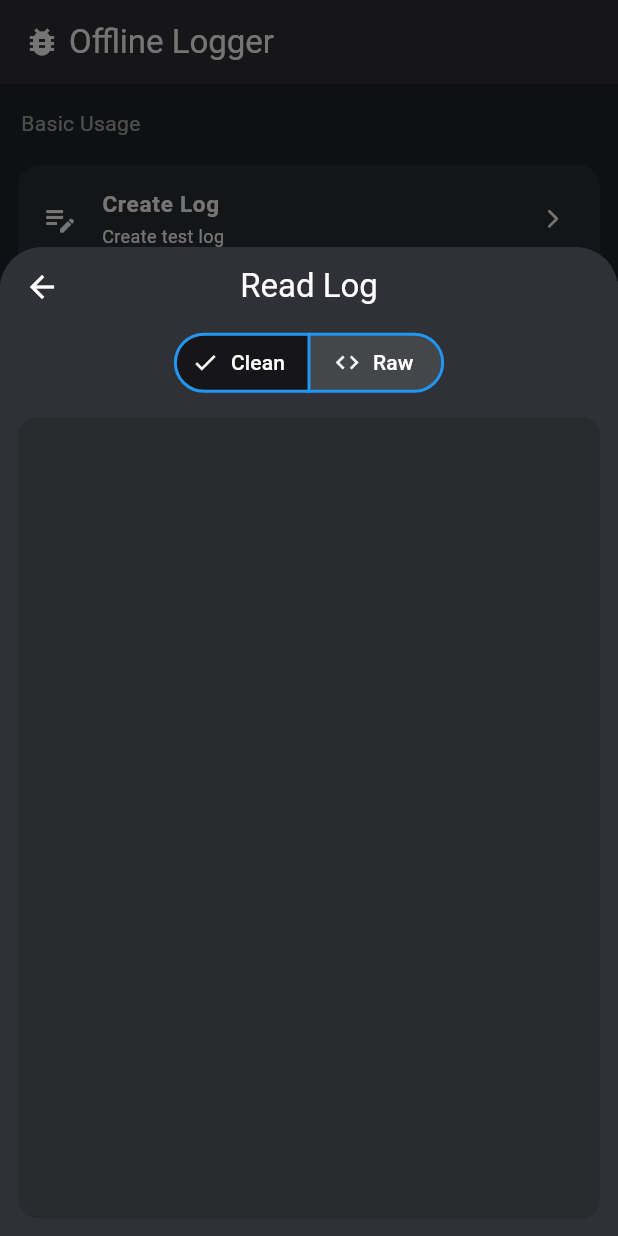
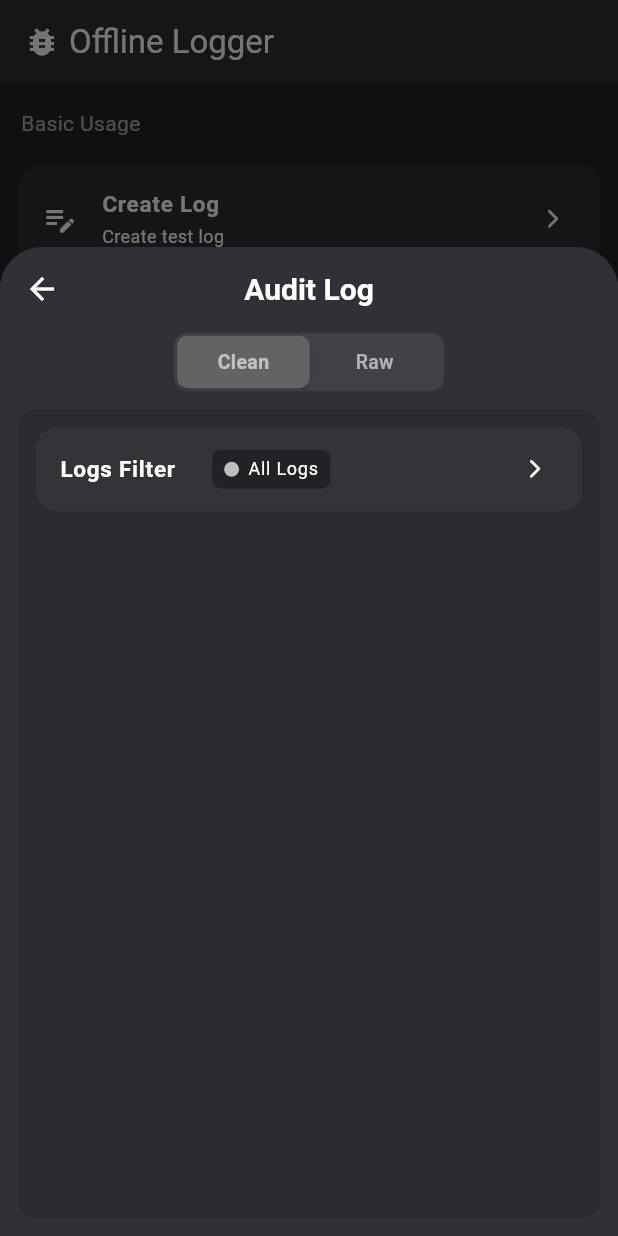
Before and after one commit to Muitsu/Offline-Logger, a Flutter app: the screen it shows after launch, after a tap on "Read Log", on a phone screen of 412 x 824 dp. Run offline on Flutter 3.47's test engine with Material 3 defaults, Android fonts, the light colour scheme and no system bars; our stand-ins replace logger, open_filex, share_plus; missing offline and left inert: flutter_logs.

Commit message:
add filter

```diff
--- a/lib/app-log/app_logger.dart
+++ b/lib/app-log/app_logger.dart
@@ -7,6 +7,8 @@ import 'package:offline_logs/app-log/log_data.dart';
 import 'package:path_provider/path_provider.dart';
 import 'package:share_plus/share_plus.dart';
 import 'package:open_filex/open_filex.dart';
+
+enum LogEnv { development, staging, production }
 
 class AppLogger {
   // 1. Singleton pattern implementation
@@ -22,16 +24,22 @@ class AppLogger {
   String? _logFileName;
   String? _saveLogPath;
   Logger? _logger;
+  LogEnv? _environment;
   final String _tag = "AppLogger";
+  bool _autoSave = false;
 
   // 2. Initialize the logger
   Future<void> initialize({
     String logFileName = "app_log",
     String saveLogPath = "AppLogs",
     int limitLogByte = 10 * 1024 * 1024,
+    LogEnv environment = LogEnv.development,
+    required bool autoSave,
   }) async {
     _logFileName = logFileName;
     _saveLogPath = saveLogPath;
+    _environment = environment;
+    _autoSave = autoSave;
     // Setup Logger
     _logger = Logger(
       printer: PrettyPrinter(
@@ -73,11 +81,11 @@ class AppLogger {
     String functionName, {
     String? tag,
     required dynamic msg,
-    bool saveLog = false,
+    bool? saveLog,
   }) async {
     if (_logFileName != null && _logger != null) {
       _logger!.d(msg);
-      if (!saveLog) return;
+      if (!(saveLog ?? _autoSave)) return;
       await FlutterLogs.logInfo(tag ?? _tag, functionName, msg.toString());
     }
     return;
@@ -87,11 +95,11 @@ class AppLogger {
     String functionName, {
     String? tag,
     required dynamic msg,
-    bool saveLog = false,
+    bool? saveLog,
   }) async {
     if (_logFileName != null && _logger != null) {
       _logger!.i(msg);
-      if (!saveLog) return;
+      if (!(saveLog ?? _autoSave)) return;
       await FlutterLogs.logInfo(tag ?? _tag, functionName, msg.toString());
     }
     return;
@@ -101,11 +109,11 @@ class AppLogger {
     String functionName, {
     String? tag,
     required dynamic msg,
-    bool saveLog = false,
+    bool? saveLog,
   }) async {
     if (_logFileName != null && _logger != null) {
       _logger!.w(msg);
-      if (!saveLog) return;
+      if (!(saveLog ?? _autoSave)) return;
       await FlutterLogs.logWarn(tag ?? _tag, functionName, msg.toString());
     }
     return;
@@ -115,11 +123,11 @@ class AppLogger {
     String functionName, {
     String? tag,
     required dynamic msg,
-    bool saveLog = false,
+    bool? saveLog,
   }) async {
     if (_logFileName != null && _logger != null) {
       _logger!.e(msg);
-      if (!saveLog) return;
+      if (!(saveLog ?? _autoSave)) return;
       await FlutterLogs.logError(tag ?? _tag, functionName, msg.toString());
     }
     return;
@@ -129,11 +137,11 @@ class AppLogger {
     String? tag,
     required String functionName,
     dynamic msg,
-    bool saveLog = false,
+    bool? saveLog,
   }) async {
     if (_logFileName != null && _logger != null) {
       _logger!.d(msg);
-      if (!saveLog) return;
+      if (!(saveLog ?? _autoSave)) return;
       await info(functionName, msg: msg);
     }
     return;
@@ -405,7 +413,9 @@ class AppLogger {
   }) async {
     try {
       final directory = await getExternalStorageDirectory();
-      final logsDirectory = Directory('${directory!.path}/$_saveLogPath');
+      final logsDirectory = Directory(
+        '${directory!.path}/$_saveLogPath/${_environment!.name}',
+      );
 
       if (!await logsDirectory.exists()) {
         warning(
--- /dev/null
+++ b/lib/filter_tile.dart
@@ -0,0 +1,93 @@
+import 'package:flutter/material.dart';
+
+enum AppLogFilter {
+  all(displayName: "All Logs", color: Colors.white70),
+  info(displayName: "Info Only", color: Color.fromARGB(255, 48, 99, 189)),
+  warning(
+    displayName: "Warning Only",
+    color: Color.fromARGB(255, 156, 121, 16),
+  ),
+  error(displayName: "Error Only", color: Color.fromARGB(255, 180, 44, 34));
+
+  const AppLogFilter({required this.displayName, required this.color});
+  final String displayName;
+  final Color color;
+
+  static AppLogFilter getLogByName(AppLogFilter filter) {
+    return AppLogFilter.values.firstWhere(
+      (element) => element == filter,
+      orElse: () => AppLogFilter.all,
+    );
+  }
+
+  static AppLogFilter getLogByString(String filter) {
+    return AppLogFilter.values.firstWhere(
+      (element) =>
+          element.displayName.toLowerCase().contains(filter.toLowerCase()),
+      orElse: () => AppLogFilter.all,
+    );
+  }
+}
+
+class FilterTile extends StatelessWidget {
+  final Widget? subtitle;
+  final Widget? leading;
+  final AppLogFilter selectedFilter;
+  final void Function()? onTap;
+  const FilterTile({
+    super.key,
+    this.subtitle,
+    this.leading,
+    this.onTap,
+    required this.selectedFilter,
+  });
+
+  @override
+  Widget build(BuildContext context) {
+    return Padding(
+      padding: const EdgeInsets.all(12),
+      child: ListTile(
+        leading: Text(
+          "Logs Filter  ",
+          style: TextStyle(fontWeight: FontWeight.bold, fontSize: 15),
+        ),
+        title: Row(
+          children: [
+            Container(
+              decoration: BoxDecoration(
+                color: Color(0xFF202225),
+                borderRadius: BorderRadius.circular(6),
+              ),
+              padding: EdgeInsets.symmetric(vertical: 4, horizontal: 8),
+              child: Row(
+                children: [
+                  Container(
+                    width: 10,
+                    height: 10,
+                    decoration: BoxDecoration(
+                      color: AppLogFilter.getLogByName(selectedFilter).color,
+                      shape: BoxShape.circle,
+                    ),
+                  ),
+                  SizedBox(width: 6),
+                  Text(
+                    selectedFilter.displayName,
+                    style: TextStyle(fontSize: 12),
+                  ),
+                ],
+              ),
+            ),
+          ],
+        ),
+        subtitle: subtitle,
+
+        trailing: Icon(Icons.arrow_forward_ios_rounded, size: 15),
+        tileColor: Colors.white.withValues(alpha: .05),
+        onTap: onTap,
+        shape: RoundedRectangleBorder(
+          borderRadius: BorderRadiusGeometry.circular(14),
+        ),
+      ),
+    );
+  }
+}
--- a/lib/main.dart
+++ b/lib/main.dart
@@ -4,7 +4,10 @@ import 'package:offline_logs/home.dart';
 
 Future<void> main() async {
   WidgetsFlutterBinding.ensureInitialized();
-  await AppLogger().initialize();
+  await AppLogger().initialize(
+    autoSave: false,
+    environment: LogEnv.development,
+  );
   runApp(const MyApp());
 }
 
--- a/lib/modal_sheet_view.dart
+++ b/lib/modal_sheet_view.dart
@@ -21,7 +21,14 @@ class ModalSheetView extends StatelessWidget {
       width: MediaQuery.sizeOf(context).width,
       child: Scaffold(
         appBar: AppBar(
-          title: Text(title),
+          title: Text(
+            title,
+            style: TextStyle(
+              color: Colors.white,
+              fontWeight: FontWeight.bold,
+              fontSize: 20,
+            ),
+          ),
           centerTitle: true,
           scrolledUnderElevation: 0,
           actions: actions,
--- a/lib/read_log_sheet.dart
+++ b/lib/read_log_sheet.dart
@@ -1,9 +1,28 @@
 import 'package:flutter/material.dart';
 import 'package:offline_logs/app-log/app_logger.dart';
 import 'package:offline_logs/app-log/log_data.dart';
+import 'package:offline_logs/filter_modal.dart';
+import 'package:offline_logs/filter_tile.dart';
+import 'package:offline_logs/log_tile.dart';
 import 'package:offline_logs/modal_sheet_view.dart';
+import 'package:flutter/cupertino.dart';
 
-enum ViewMode { clean, raw }
+enum ViewMode {
+  clean,
+  raw;
+
+  const ViewMode();
+  static Map<ViewMode, Widget> getMap() => {
+    ViewMode.clean: Padding(
+      padding: EdgeInsets.symmetric(horizontal: 16, vertical: 8),
+      child: Text('Clean'),
+    ),
+    ViewMode.raw: Padding(
+      padding: EdgeInsets.symmetric(horizontal: 16, vertical: 8),
+      child: Text('Raw'),
+    ),
+  };
+}
 
 class ReadLogSheet extends StatefulWidget {
   final String? path;
@@ -15,14 +34,17 @@ class ReadLogSheet extends StatefulWidget {
 
 class _ReadLogSheetState extends State<ReadLogSheet> {
   ViewMode selected = ViewMode.clean;
+  late AppLogFilter selectedFilter;
   @override
   void initState() {
     super.initState();
+    selectedFilter = AppLogFilter.all;
     getData();
   }
 
   List<LogData> cleanData = [];
   List<Widget> cleanWidget = [];
+  List<Widget> showWidget = [];
   String rawData = "";
 
   void getData() async {
@@ -30,78 +52,25 @@ class _ReadLogSheetState extends State<ReadLogSheet> {
     rawData = await AppLogger().readLogAsString(customPpath: widget.path);
     cleanWidget = List.generate(cleanData.length, (index) {
       final data = cleanData[index];
-
-      return Card(
-        child: Padding(
-          padding: const EdgeInsets.all(8),
-          child: Column(
-            crossAxisAlignment: CrossAxisAlignment.start,
-            children: [
-              Text(
-                "${data.level} - ${data.method}",
-                style: TextStyle(color: data.getStatusColor()),
-              ),
-              SizedBox(height: 8),
-              Text("Message:"),
-              SelectableText(data.message),
-              SizedBox(height: 10),
-              Text(
-                data.date.toString(),
-                style: TextStyle(
-                  color: Colors.grey,
-                  fontStyle: FontStyle.italic,
-                ),
-              ),
-            ],
-          ),
-        ),
-      );
+      return LogTile(data: data);
     });
+    filterData();
     setState(() {});
   }
 
   @override
   Widget build(BuildContext context) {
     return ModalSheetView(
-      title: "Read Log",
+      title: "Audit Log",
       bottom: PreferredSize(
-        preferredSize: Size.fromHeight(45),
-        child: SegmentedButton<ViewMode>(
-          style: ButtonStyle(
-            backgroundColor: WidgetStateProperty.resolveWith<Color?>((states) {
-              if (states.contains(WidgetState.selected)) {
-                return Colors.black54;
-              }
-              return Colors.white10;
-            }),
-            foregroundColor: WidgetStateProperty.resolveWith<Color?>((states) {
-              return Colors.white;
-            }),
-            side: WidgetStateProperty.resolveWith<BorderSide?>((states) {
-              if (states.contains(WidgetState.selected)) {
-                return const BorderSide(color: Colors.blue, width: 2);
-              }
-              return const BorderSide(color: Colors.grey, width: 1);
-            }),
-            padding: WidgetStateProperty.all(
-              const EdgeInsets.symmetric(horizontal: 16, vertical: 8),
-            ),
-          ),
-          segments: const <ButtonSegment<ViewMode>>[
-            ButtonSegment<ViewMode>(
-              value: ViewMode.clean,
-              label: Text('Clean'),
-              icon: Icon(Icons.star),
-            ),
-            ButtonSegment<ViewMode>(
-              value: ViewMode.raw,
-              label: Text('Raw'),
-              icon: Icon(Icons.code),
-            ),
-          ],
-          selected: <ViewMode>{selected},
-          onSelectionChanged: (Set<ViewMode> newSelection) {
-            setState(() => selected = newSelection.first);
+        preferredSize: Size.fromHeight(40),
+        child: CupertinoSlidingSegmentedControl<ViewMode>(
+          groupValue: selected,
+          children: ViewMode.getMap(),
+          onValueChanged: (newValue) {
+            if (newValue != null) {
+              setState(() => selected = newValue);
+            }
           },
         ),
       ),
@@ -110,12 +79,63 @@ class _ReadLogSheetState extends State<ReadLogSheet> {
               padding: EdgeInsets.all(12),
               children: [SelectableText(rawData)],
             )
-          : ListView.builder(
-              padding: EdgeInsets.all(12),
-              physics: BouncingScrollPhysics(),
-              itemCount: cleanWidget.length,
-              itemBuilder: (context, index) => cleanWidget[index],
+          : Column(
+              children: [
+                FilterTile(
+                  selectedFilter: selectedFilter,
+                  onTap: openFilterModal,
+                ),
+                Expanded(
+                  child: ListView.builder(
+                    padding: EdgeInsets.all(12),
+                    physics: BouncingScrollPhysics(),
+                    itemCount: showWidget.length,
+                    itemBuilder: (context, index) => showWidget[index],
+                  ),
+                ),
+              ],
             ),
     );
   }
+
+  void openFilterModal() async {
+    showModalBottomSheet(
+      // ignore: use_build_context_synchronously
+      context: context,
+      isScrollControlled: true,
+      backgroundColor: Color(0xFF2F3136),
+      clipBehavior: Clip.antiAlias,
+      builder: (_) => FilterModal(
+        groupValue: selectedFilter,
+        onChanged: (val) {
+          Navigator.pop(context);
+          if (val != null) {
+            selectedFilter = val;
+            filterData();
+          }
+        },
+      ),
+    );
+  }
+
+  void filterData() {
+    if (selectedFilter == AppLogFilter.all) {
+      showWidget = List<Widget>.of(cleanWidget);
+      setState(() {});
+      return;
+    }
+    final copyData = List<LogData>.from(cleanData);
+    final filtered = copyData
+        .where(
+          (element) =>
+              AppLogFilter.getLogByString(element.level) == selectedFilter,
+        )
+        .toList();
+    showWidget = List.generate(filtered.length, (index) {
+      final data = filtered[index];
+      return LogTile(data: data);
+    });
+
+    setState(() {});
+  }
 }
```
Also changed, not shown: lib/filter_modal.dart (added, +83 -0 lines), lib/log_tile.dart (added, +33 -0 lines).
